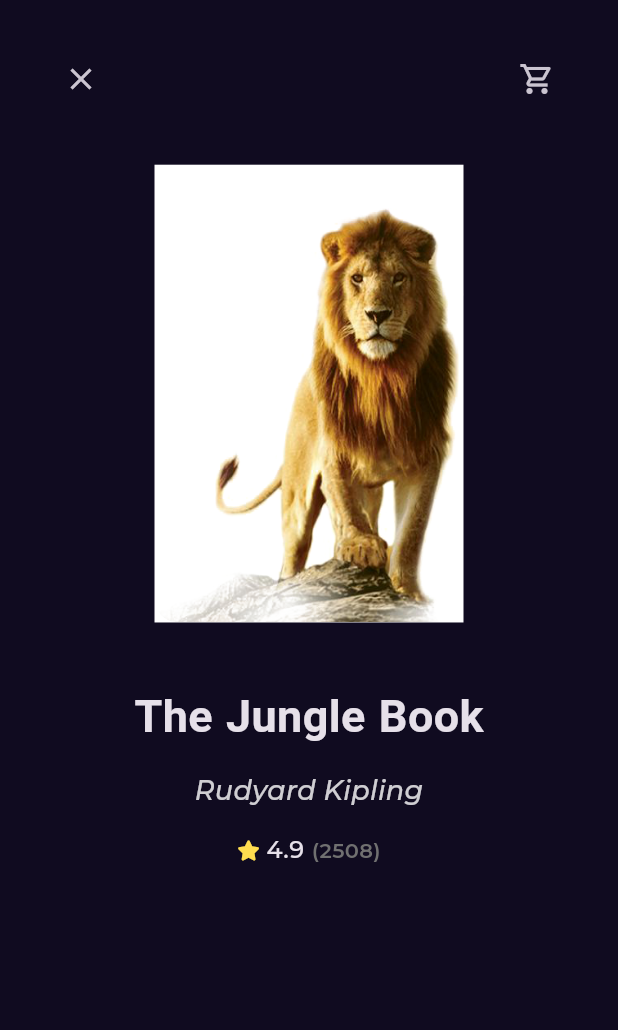
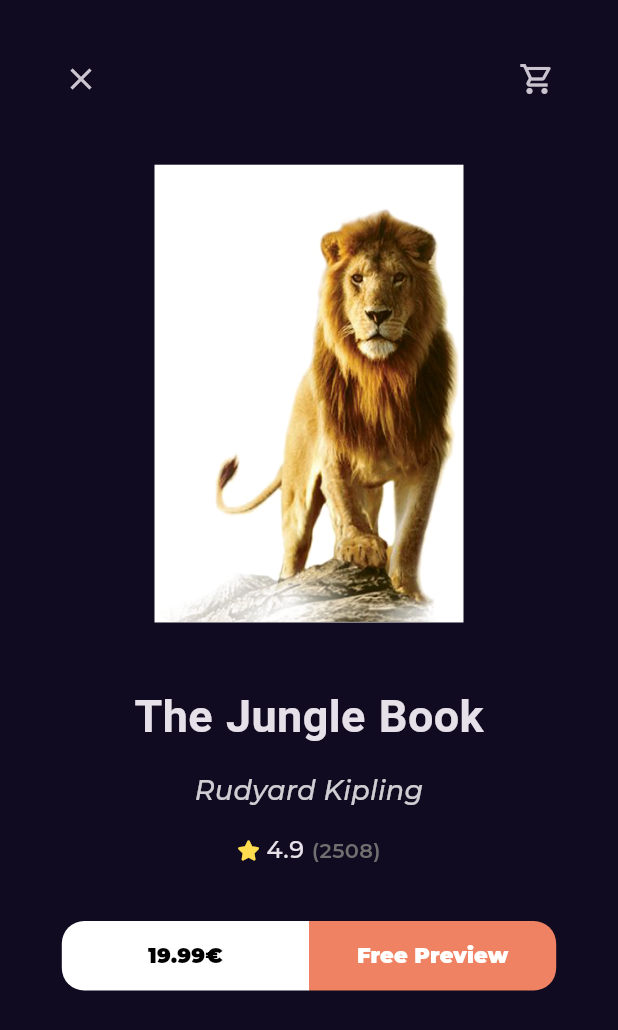
Before and after one commit to MahmoudAbouEl3la/Bookly-App-Clean-Architecture, a Flutter app: the BookDetailsView screen opened by its route, on a phone screen of 412 x 824 dp. Shown: the top 1030 px of the screen. Run offline on Flutter 3.47's test engine with Material 3 defaults, Android fonts, the phone set to English and light mode, and no system bars; our stand-ins replace device_preview, font_awesome_flutter, go_router, google_fonts; project files that could hold a hidden picture were left out.

Commit message:
creat book action

```diff
--- /dev/null
+++ b/lib/core/widgets/custom_buton.dart
@@ -0,0 +1,49 @@
+import 'package:flutter/material.dart';
+
+class CustomButon extends StatelessWidget {
+  const CustomButon({
+    super.key,
+    this.backgroundColor,
+    this.textColor,
+    this.borderRadius,
+    required this.title,
+  });
+  final Color? textColor;
+  final Color? backgroundColor;
+  final BorderRadiusGeometry? borderRadius;
+  final String title;
+
+  @override
+  Widget build(BuildContext context) {
+    final height = MediaQuery.sizeOf(context).height;
+
+    return TextButton(
+      style: ButtonStyle(
+        padding: WidgetStateProperty.all(
+          EdgeInsets.symmetric(vertical: height * 0.016),
+        ),
+        shape: WidgetStateProperty.all(
+          RoundedRectangleBorder(
+            borderRadius:
+                borderRadius ??
+                BorderRadius.only(
+                  topLeft: Radius.circular(15),
+                  bottomLeft: Radius.circular(15),
+                ),
+          ),
+        ),
+        backgroundColor: WidgetStateProperty.all(
+          backgroundColor ?? Colors.white,
+        ),
+      ),
+      onPressed: () {},
+      child: Text(
+        title,
+        style: TextStyle(
+          color: textColor ?? Colors.black,
+          fontWeight: FontWeight.w900,
+        ),
+      ),
+    );
+  }
+}
--- /dev/null
+++ b/lib/features/home/presentation/views/widgets/book_action.dart
@@ -0,0 +1,30 @@
+import 'package:bookly_app_with_clean_architecture/core/widgets/custom_buton.dart';
+import 'package:flutter/material.dart';
+
+class BookAction extends StatelessWidget {
+  const BookAction({super.key});
+
+  @override
+  Widget build(BuildContext context) {
+    final width = MediaQuery.sizeOf(context).width;
+    return SizedBox(
+      width: width * 0.8,
+      child: Row(
+        children: [
+          Expanded(child: CustomButon(title: '19.99€')),
+          const Expanded(
+            child: CustomButon(
+              title: 'Free Preview',
+              backgroundColor: Color(0xFFEF8262),
+              textColor: Colors.white,
+              borderRadius: BorderRadius.only(
+                topRight: Radius.circular(15),
+                bottomRight: Radius.circular(15),
+              ),
+            ),
+          ),
+        ],
+      ),
+    );
+  }
+}
--- a/lib/features/home/presentation/views/widgets/book_details_view_body.dart
+++ b/lib/features/home/presentation/views/widgets/book_details_view_body.dart
@@ -2,6 +2,7 @@
 import 'package:bookly_app_with_clean_architecture/core/styles.dart';
 import 'package:bookly_app_with_clean_architecture/core/widgets/custom_book_image.dart';
 import 'package:bookly_app_with_clean_architecture/core/widgets/book_rating.dart';
+import 'package:bookly_app_with_clean_architecture/features/home/presentation/views/widgets/book_action.dart';
 import 'package:bookly_app_with_clean_architecture/features/home/presentation/views/widgets/custom_book_datails_app_bar.dart';
 import 'package:flutter/material.dart';
 
@@ -47,6 +48,8 @@
             ),
             const SizedBox(height: 15),
             BookRating(mainAxisAlignment: MainAxisAlignment.center),
+            const SizedBox(height: 35),
+            const BookAction(),
           ],
         ),
       ],
```
